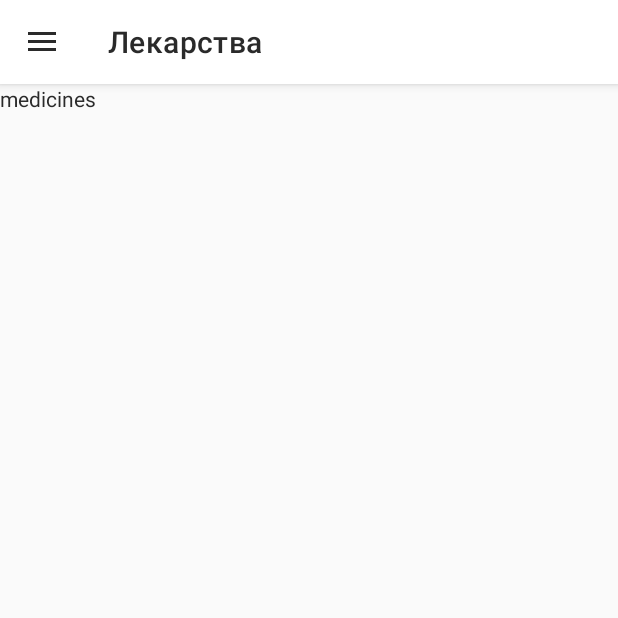
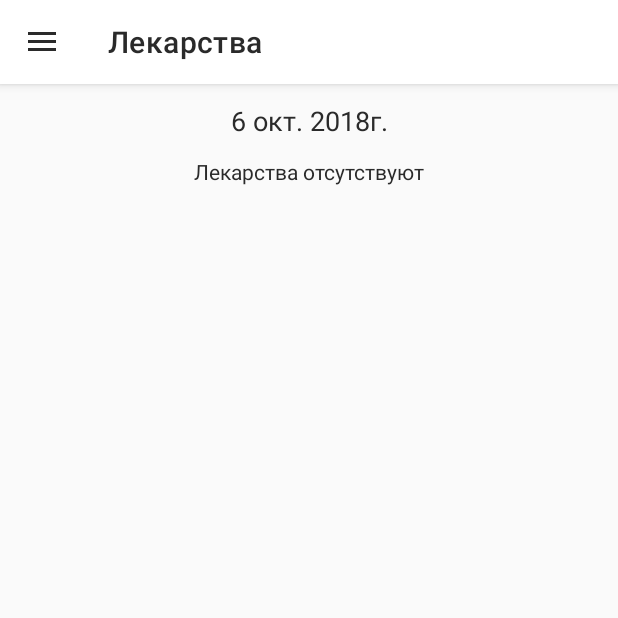
Before and after one commit to Tenzo0/Patient-Support-App, an Android app: the GlossaryFragment screen opened through its navigation route, in the side drawer, after a tap on "Лекарства", on a phone screen of 412 x 824 dp, the top half of it. Run offline under Robolectric (Android 15) with nearby library versions, the phone set to English and light mode, and no system bars; our stand-ins replace Room's generated code, Timber, data binding, navigation-ui; 4 statements that could not run were skipped.

Commit message:
created empty drugs fragment

```diff
--- /dev/null
+++ b/app/src/main/java/ru/poas/patientassistant/client/db/drugs/DrugsDao.kt
@@ -0,0 +1,4 @@
+package ru.poas.patientassistant.client.db.drugs
+
+interface DrugsDao {
+}
--- a/app/src/main/java/ru/poas/patientassistant/client/ui/main/MedicinesFragment.kt
+++ /dev/null
@@ -1,34 +0,0 @@
-package ru.poas.patientassistant.client.ui.main
-
-import androidx.lifecycle.ViewModelProviders
-import android.os.Bundle
-import androidx.fragment.app.Fragment
-import android.view.LayoutInflater
-import android.view.View
-import android.view.ViewGroup
-
-import ru.poas.patientassistant.client.R
-import ru.poas.patientassistant.client.viewmodel.main.MedicinesViewModel
-
-class MedicinesFragment : Fragment() {
-
-    companion object {
-        fun newInstance() = MedicinesFragment()
-    }
-
-    private lateinit var viewModel: MedicinesViewModel
-
-    override fun onCreateView(
-        inflater: LayoutInflater, container: ViewGroup?,
-        savedInstanceState: Bundle?
-    ): View? {
-        return inflater.inflate(R.layout.medicines_fragment, container, false)
-    }
-
-    override fun onActivityCreated(savedInstanceState: Bundle?) {
-        super.onActivityCreated(savedInstanceState)
-        viewModel = ViewModelProviders.of(this).get(MedicinesViewModel::class.java)
-        // TODO: Use the ViewModel
-    }
-
-}
--- /dev/null
+++ b/app/src/main/java/ru/poas/patientassistant/client/ui/main/drugs/DrugsFragment.kt
@@ -0,0 +1,27 @@
+package ru.poas.patientassistant.client.ui.main.drugs
+
+import android.os.Bundle
+import android.view.LayoutInflater
+import android.view.View
+import android.view.ViewGroup
+import androidx.databinding.DataBindingUtil
+import androidx.fragment.app.Fragment
+import androidx.lifecycle.ViewModelProvider
+import ru.poas.patientassistant.client.R
+import ru.poas.patientassistant.client.databinding.DrugsFragmentBinding
+
+class DrugsFragment : Fragment() {
+
+    private lateinit var viewModel: DrugsViewModel
+    private lateinit var binding: DrugsFragmentBinding
+    override fun onCreateView(
+        inflater: LayoutInflater, container: ViewGroup?,
+        savedInstanceState: Bundle?
+    ): View? {
+        binding = DataBindingUtil.inflate(inflater, R.layout.drugs_fragment, container, false)
+        viewModel = ViewModelProvider(this).get(DrugsViewModel::class.java)
+
+        return binding.root
+    }
+
+}
--- a/app/src/main/java/ru/poas/patientassistant/client/viewmodel/main/MedicinesViewModel.kt
+++ /dev/null
@@ -1,7 +0,0 @@
-package ru.poas.patientassistant.client.viewmodel.main
-
-import androidx.lifecycle.ViewModel
-
-class MedicinesViewModel : ViewModel() {
-    // TODO: Implement the ViewModel
-}
--- /dev/null
+++ b/app/src/main/res/layout/drugs_fragment.xml
@@ -0,0 +1,55 @@
+<?xml version="1.0" encoding="utf-8"?>
+<layout xmlns:android="http://schemas.android.com/apk/res/android"
+    xmlns:app="http://schemas.android.com/apk/res-auto"
+    xmlns:tools="http://schemas.android.com/tools">
+
+    <androidx.constraintlayout.widget.ConstraintLayout
+        android:layout_width="match_parent"
+        android:layout_height="match_parent"
+        tools:theme="@style/Theme.AppCompat.DayNight">
+
+        <TextView
+            android:id="@+id/current_day"
+            android:layout_width="0dp"
+            android:layout_height="wrap_content"
+            android:background="#FAFAFA"
+             android:layout_marginTop="12dp"
+            android:text="6 окт. 2018г."
+            android:textAlignment="center"
+            android:textSize="18sp"
+            app:layout_constraintEnd_toEndOf="parent"
+            app:layout_constraintStart_toStartOf="parent"
+            app:layout_constraintTop_toTopOf="parent" />
+
+        <androidx.swiperefreshlayout.widget.SwipeRefreshLayout
+            android:id="@+id/medicament_swipe_refresh"
+            android:layout_width="0dp"
+            android:layout_height="0dp"
+            app:layout_constraintBottom_toBottomOf="parent"
+            app:layout_constraintEnd_toEndOf="parent"
+            app:layout_constraintStart_toStartOf="parent"
+            app:layout_constraintTop_toBottomOf="@id/current_day">
+
+            <androidx.recyclerview.widget.RecyclerView
+                android:id="@+id/drugs_list"
+                android:layout_width="match_parent"
+                android:layout_height="0dp"
+                app:layoutManager="LinearLayoutManager"
+                tools:listitem="@layout/drugs_item" />
+
+        </androidx.swiperefreshlayout.widget.SwipeRefreshLayout>
+
+        <TextView
+            android:id="@+id/no_medicament_text_view"
+            android:layout_width="wrap_content"
+            android:layout_height="wrap_content"
+            android:layout_marginTop="12dp"
+            android:text="@string/no_medicine"
+            app:layout_constraintEnd_toEndOf="parent"
+            app:layout_constraintStart_toStartOf="parent"
+            app:layout_constraintTop_toBottomOf="@id/current_day" />
+
+    </androidx.constraintlayout.widget.ConstraintLayout>
+
+
+</layout>
--- a/app/src/main/res/layout/medicines_fragment.xml
+++ /dev/null
@@ -1,13 +0,0 @@
-<?xml version="1.0" encoding="utf-8"?>
-<FrameLayout xmlns:android="http://schemas.android.com/apk/res/android"
-    xmlns:tools="http://schemas.android.com/tools"
-    android:layout_width="match_parent"
-    android:layout_height="match_parent"
-    tools:context=".ui.main.MedicinesFragment">
-
-    <TextView
-        android:layout_width="match_parent"
-        android:layout_height="match_parent"
-        android:text="medicines" />
-
-</FrameLayout>
--- a/app/src/main/res/navigation/main_navigation.xml
+++ b/app/src/main/res/navigation/main_navigation.xml
@@ -26,7 +26,7 @@
         android:label="@string/profile" />
     <fragment
         android:id="@+id/medicinesFragment"
-        android:name="ru.poas.patientassistant.client.ui.main.MedicinesFragment"
+        android:name="ru.poas.patientassistant.client.ui.main.drugs.DrugsFragment"
         android:label="@string/medicines" />
     <fragment
         android:id="@+id/recommendationsFragment"
--- a/app/src/main/res/values/dimens.xml
+++ b/app/src/main/res/values/dimens.xml
@@ -1,6 +1,6 @@
 <?xml version="1.0" encoding="utf-8"?>
 <resources>
-    <dimen name="card_elevation">2dp</dimen>
+    <dimen name="card_elevation">4dp</dimen>
     <dimen name="card_corner_radius">16dp</dimen>
     <dimen name="card_margin">8dp</dimen>
 </resources>
```
Also changed, not shown: app/src/main/java/ru/poas/patientassistant/client/db/drugs/DrugsDatabase.kt (added, +24 -0 lines), app/src/main/java/ru/poas/patientassistant/client/db/drugs/DrugsEntity.kt (added, +9 -0 lines), app/src/main/java/ru/poas/patientassistant/client/ui/main/drugs/DrugsViewModel.kt (added, +8 -0 lines), app/src/main/res/layout/drugs_item.xml (added, +105 -0 lines), app/src/main/res/values/strings.xml (+14 -0 lines).
